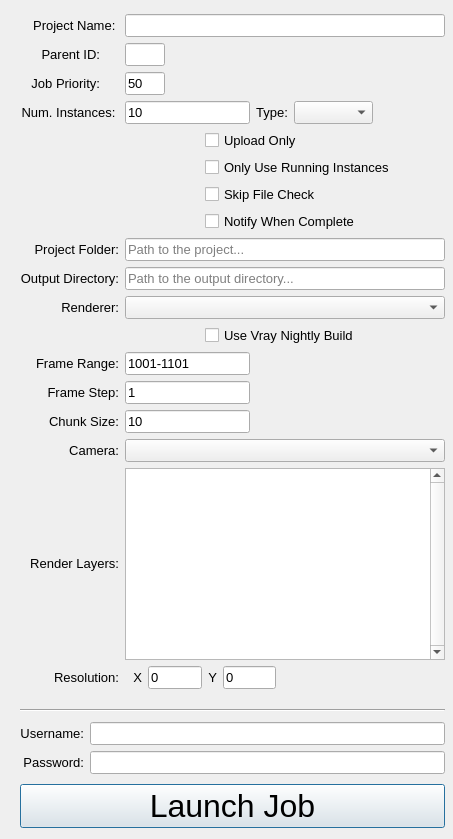
Above: resources/submit_dialog.ui from mybikeislost/zync-maya before the change. Below: the same form after it.
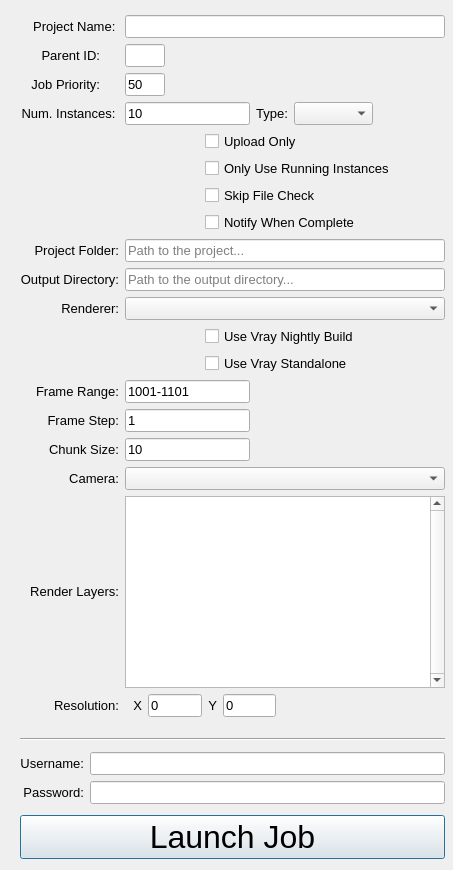
That is the form after the change.

Commit message: Added Use Vray Standalone job option.

Patch:
```diff
--- a/resources/submit_dialog.ui
+++ b/resources/submit_dialog.ui
@@ -7,7 +7,7 @@
     <x>0</x>
     <y>0</y>
     <width>453</width>
-    <height>839</height>
+    <height>870</height>
    </rect>
   </property>
   <property name="windowTitle">
@@ -19,7 +19,7 @@
      <x>0</x>
      <y>0</y>
      <width>445</width>
-     <height>835</height>
+     <height>867</height>
     </rect>
    </property>
    <property name="font">
@@ -158,7 +158,7 @@
         </item>
        </layout>
       </item>
-      <item row="17" column="1">
+      <item row="18" column="1">
        <layout class="QHBoxLayout" name="horizontalLayout">
         <property name="spacing">
          <number>-1</number>
@@ -271,7 +271,7 @@
         </item>
        </layout>
       </item>
-      <item row="16" column="0">
+      <item row="17" column="0">
        <widget class="QLabel" name="label_11">
         <property name="sizePolicy">
          <sizepolicy hsizetype="Minimum" vsizetype="Fixed">
@@ -365,7 +365,7 @@
         </item>
        </layout>
       </item>
-      <item row="17" column="0">
+      <item row="18" column="0">
        <widget class="QLabel" name="label_12">
         <property name="font">
          <font>
@@ -380,7 +380,7 @@
         </property>
        </widget>
       </item>
-      <item row="15" column="1">
+      <item row="16" column="1">
        <widget class="QComboBox" name="camera">
         <property name="font">
          <font>
@@ -392,7 +392,7 @@
         </property>
        </widget>
       </item>
-      <item row="16" column="1">
+      <item row="17" column="1">
        <widget class="QListWidget" name="layers">
         <property name="sizePolicy">
          <sizepolicy hsizetype="Preferred" vsizetype="Preferred">
@@ -435,7 +435,7 @@
         </property>
        </widget>
       </item>
-      <item row="15" column="0">
+      <item row="16" column="0">
        <widget class="QLabel" name="label_10">
         <property name="font">
          <font>
@@ -450,7 +450,7 @@
         </property>
        </widget>
       </item>
-      <item row="14" column="0">
+      <item row="15" column="0">
        <widget class="QLabel" name="label_9">
         <property name="font">
          <font>
@@ -498,7 +498,7 @@
         </item>
        </layout>
       </item>
-      <item row="14" column="1">
+      <item row="15" column="1">
        <widget class="QLineEdit" name="chunk_size">
         <property name="sizePolicy">
          <sizepolicy hsizetype="Maximum" vsizetype="Fixed">
@@ -519,7 +519,7 @@
         </property>
        </widget>
       </item>
-      <item row="13" column="0">
+      <item row="14" column="0">
        <widget class="QLabel" name="label_8">
         <property name="font">
          <font>
@@ -534,7 +534,7 @@
         </property>
        </widget>
       </item>
-      <item row="13" column="1">
+      <item row="14" column="1">
        <widget class="QLineEdit" name="frame_step">
         <property name="sizePolicy">
          <sizepolicy hsizetype="Maximum" vsizetype="Fixed">
@@ -555,7 +555,7 @@
         </property>
        </widget>
       </item>
-      <item row="12" column="0">
+      <item row="13" column="0">
        <widget class="QLabel" name="label_7">
         <property name="font">
          <font>
@@ -585,7 +585,7 @@
         </property>
        </widget>
       </item>
-      <item row="12" column="1">
+      <item row="13" column="1">
        <widget class="QLineEdit" name="frange">
         <property name="sizePolicy">
          <sizepolicy hsizetype="Maximum" vsizetype="Fixed">
@@ -750,6 +750,36 @@
         </item>
        </layout>
       </item>
+      <item row="12" column="1">
+       <layout class="QHBoxLayout" name="horizontalLayout_10">
+        <item>
+         <spacer name="horizontalSpacer_11">
+          <property name="orientation">
+           <enum>Qt::Horizontal</enum>
+          </property>
+          <property name="sizeType">
+           <enum>QSizePolicy::Fixed</enum>
+          </property>
+          <property name="sizeHint" stdset="0">
+           <size>
+            <width>80</width>
+            <height>20</height>
+           </size>
+          </property>
+         </spacer>
+        </item>
+        <item>
+         <widget class="QCheckBox" name="use_vrscene">
+          <property name="text">
+           <string>Use Vray Standalone</string>
+          </property>
+          <property name="-v" stdset="0">
+           <string>`python &quot;cmds.submit_callb('use_vrscene')&quot;`</string>
+          </property>
+         </widget>
+        </item>
+       </layout>
+      </item>
       <item row="7" column="1">
        <layout class="QHBoxLayout" name="horizontalLayout_8">
         <item>
```
Left out of the diff: 84 changed lines with no effect on the pictures. The commit also changes 1 other file.
